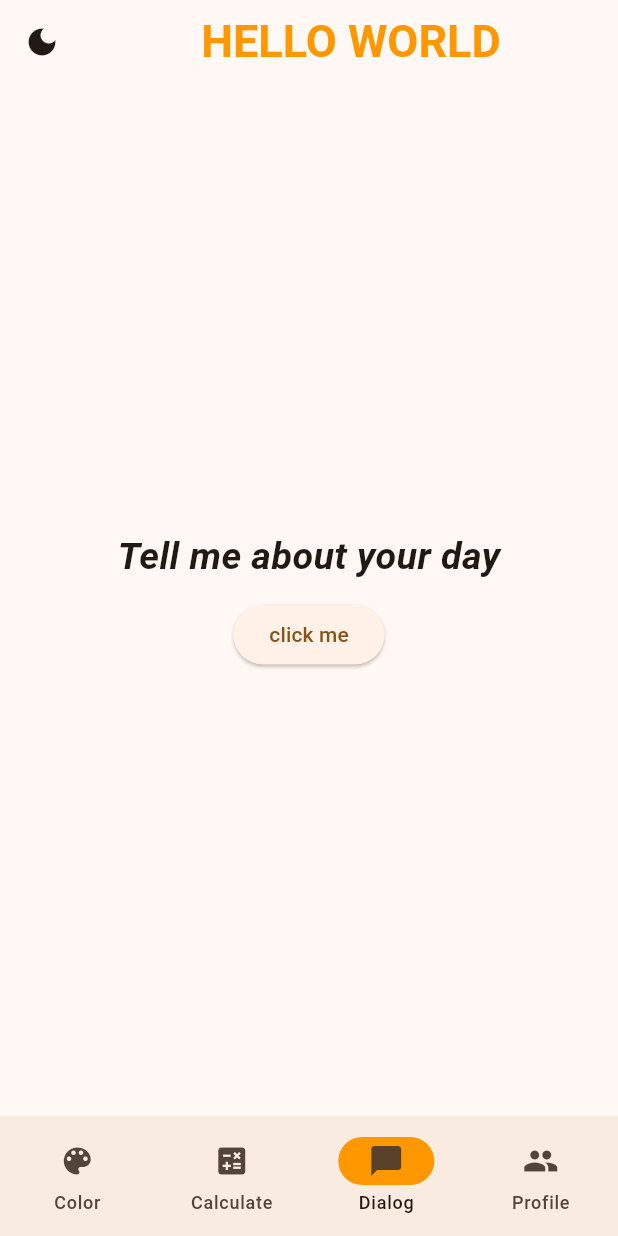
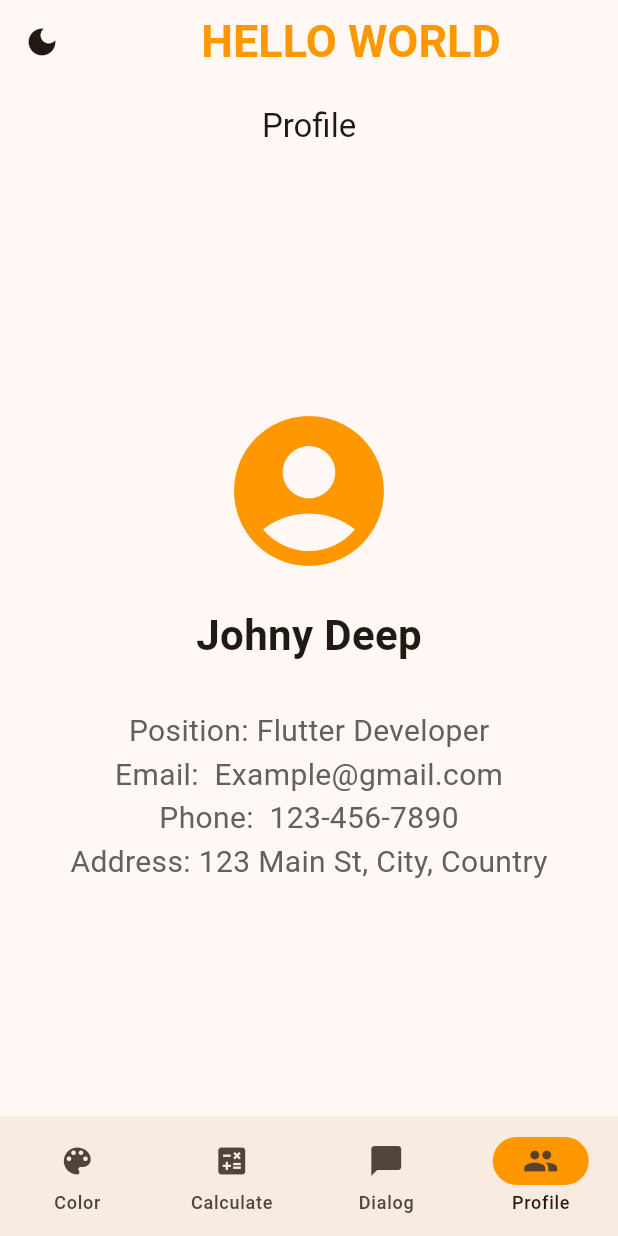
Before and after one commit to NaqiyyahMurshidah/flutter_application_1, a Flutter app: the screen it shows after launch, on a phone screen of 412 x 824 dp. Run offline on Flutter 3.47's test engine with Material 3 defaults, Android fonts, the phone set to English and light mode, and no system bars.

Commit message:
new update

```diff
--- a/lib/main.dart
+++ b/lib/main.dart
@@ -1,9 +1,10 @@
 import 'package:flutter/material.dart';
 import 'package:flutter_application_1/screens/dialog_screen.dart'; //auto import
+import 'package:flutter_application_1/screens/profile_screen.dart';
 import 'package:flutter_application_1/theme_provider.dart';
 import './screens/color_screen.dart';
 import './screens/calc_screen.dart'; //manual import
-import 'package:provider/provider.dart';
+import 'package:provider/provider.dart'; //provider is to make all screen accessible from any screen
 
 void main() {
   runApp(
@@ -19,7 +20,8 @@ class MainApp extends StatelessWidget {
 
   @override
   Widget build(BuildContext context) {
-    bool isDarkMode = context.watch<ThemeProvider>().darkMode;
+    bool isDarkMode =
+        context.watch<ThemeProvider>().darkMode; //watch waiting for update
     return MaterialApp(
       //get the dark mode
       home: MyHomePage(),
@@ -49,17 +51,19 @@ class MyHomePage extends StatefulWidget {
 }
 
 class _MyHomePageState extends State<MyHomePage> {
-  int currentIndex = 2; //page index
+  int currentIndex = 3; //page index
 
   @override
   Widget build(BuildContext context) {
+    bool isDarkMode = context.watch<ThemeProvider>().darkMode;
     return Scaffold(
       appBar: AppBar(
+        // centerTitle: true,
         leading: IconButton(
           onPressed: () {
-            context.read<ThemeProvider>().toggleTheme();
+            context.read<ThemeProvider>().toggleTheme(); //read toggle function
           },
-          icon: Icon(Icons.dark_mode),
+          icon: isDarkMode ? Icon(Icons.light_mode) : Icon(Icons.dark_mode),
         ),
         title: Center(
           child: Text(
@@ -77,7 +81,7 @@ class _MyHomePageState extends State<MyHomePage> {
             ColorScreen(),
             CalcScreen(),
             DialogScreen(),
-            Placeholder(),
+            ProfileScreen(),
           ][currentIndex], //list of widgets
       bottomNavigationBar: NavigationBar(
         selectedIndex: currentIndex,
--- a/lib/screens/profile_screen.dart
+++ b/lib/screens/profile_screen.dart
@@ -0,0 +1,48 @@
+import 'package:flutter/material.dart';
+
+class ProfileScreen extends StatelessWidget {
+  const ProfileScreen({super.key});
+
+  @override
+  Widget build(BuildContext context) {
+    return Scaffold(
+      appBar: AppBar(title: const Text("Profile"), centerTitle: true),
+      body: Center(
+        child: Column(
+          mainAxisAlignment: MainAxisAlignment.center, // center vertically
+          crossAxisAlignment: CrossAxisAlignment.center, // center horizontally
+          children: [
+            // Profile icon
+            const Icon(Icons.account_circle, size: 120, color: Colors.orange),
+            const SizedBox(height: 16),
+
+            // User name
+            const Text(
+              'Johny Deep',
+              style: TextStyle(fontSize: 28, fontWeight: FontWeight.bold),
+            ),
+            const SizedBox(height: 30),
+
+            Text(
+              'Position: Flutter Developer',
+              style: TextStyle(fontSize: 20, color: Colors.grey[700]),
+            ),
+
+            Text(
+              'Email:  Example@gmail.com',
+              style: TextStyle(fontSize: 20, color: Colors.grey[700]),
+            ),
+            Text(
+              'Phone:  123-456-7890',
+              style: TextStyle(fontSize: 20, color: Colors.grey[700]),
+            ),
+            Text(
+              'Address: 123 Main St, City, Country',
+              style: TextStyle(fontSize: 20, color: Colors.grey[700]),
+            ),
+          ],
+        ),
+      ),
+    );
+  }
+}
```
